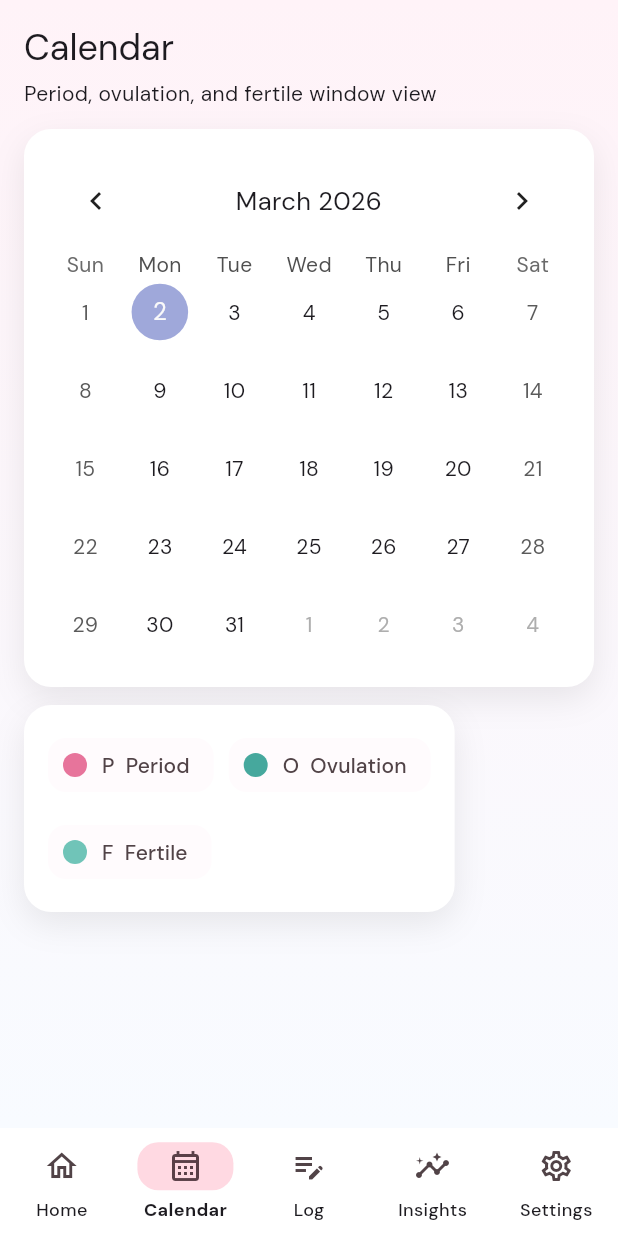
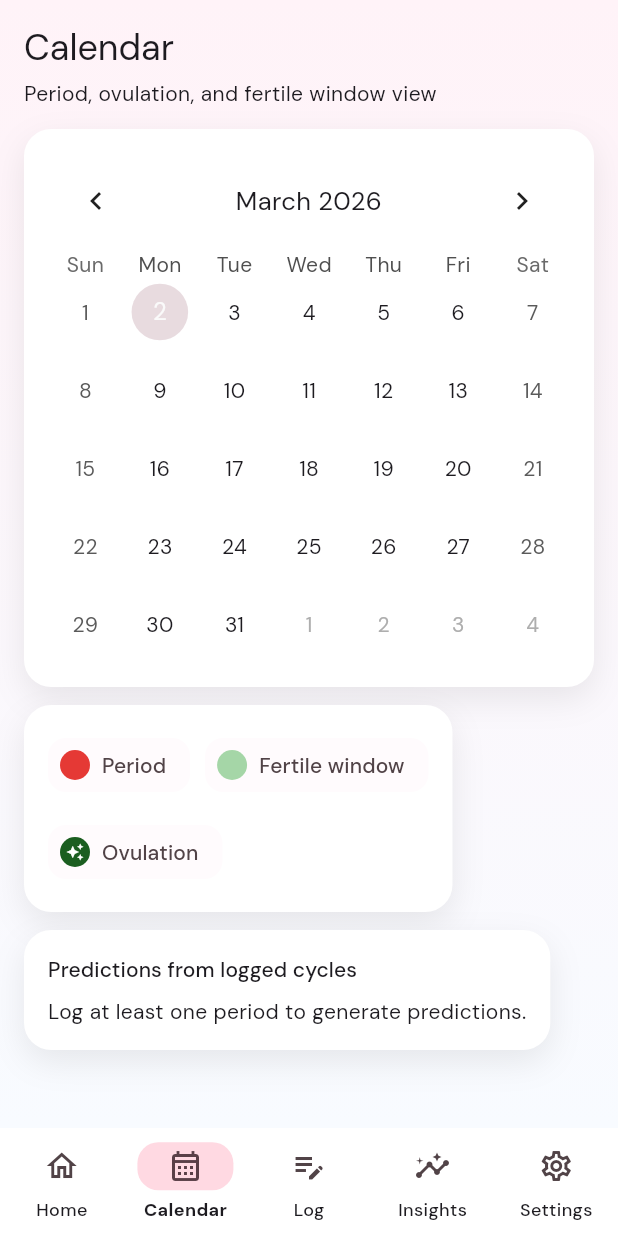
Before and after one commit to Vaidehi0519/periods_tracker, a Flutter app: the screen it shows after launch, item 2 of the bottom bar chosen, on a phone screen of 412 x 824 dp. Run offline on Flutter 3.47's test engine with Material 3 defaults, Android fonts, the phone set to English and light mode, and no system bars; drawn by our look-alikes of table_calendar; our stand-ins replace flutter_local_notifications, flutter_riverpod, google_fonts, hive, hive_flutter, local_auth; accounts and stored records are empty.

Commit message:
bug fix the claendar page

```diff
--- a/lib/domain/services/cycle_predictor.dart
+++ b/lib/domain/services/cycle_predictor.dart
@@ -44,7 +44,7 @@ class CyclePredictor {
     final nextPeriod = last.add(Duration(days: average));
     final ovulation = nextPeriod.subtract(const Duration(days: 14));
     final fertileStart = ovulation.subtract(const Duration(days: 5));
-    final fertileEnd = ovulation.add(const Duration(days: 1));
+    final fertileEnd = ovulation;
 
     final regularity = _regularityScore(gaps);
 
--- a/lib/features/calendar/calendar_screen.dart
+++ b/lib/features/calendar/calendar_screen.dart
@@ -15,10 +15,13 @@ class CalendarScreen extends ConsumerStatefulWidget {
 
 class _CalendarScreenState extends ConsumerState<CalendarScreen> {
   DateTime _focusedDay = DateTime.now();
+  DateTime _selectedDay = DateTime.now();
 
   @override
   Widget build(BuildContext context) {
     final periodDays = ref.watch(periodDayKeysProvider);
+    final fertileDays = ref.watch(fertileDayKeysProvider);
+    final ovulationDay = ref.watch(ovulationDayKeyProvider);
     final prediction = ref.watch(predictionProvider);
 
     return AppGradientBackground(
@@ -35,11 +38,28 @@ class _CalendarScreenState extends ConsumerState<CalendarScreen> {
               firstDay: DateTime(2020),
               lastDay: DateTime(2035),
               focusedDay: _focusedDay,
+              selectedDayPredicate: (day) => isSameDay(day, _selectedDay),
+              onDaySelected: (selectedDay, focusedDay) {
+                setState(() {
+                  _selectedDay = selectedDay;
+                  _focusedDay = focusedDay;
+                });
+              },
               availableGestures: AvailableGestures.all,
               calendarFormat: CalendarFormat.month,
               headerStyle: const HeaderStyle(
                 titleCentered: true,
                 formatButtonVisible: false,
+              ),
+              calendarStyle: CalendarStyle(
+                selectedDecoration: BoxDecoration(
+                  color: Theme.of(context).colorScheme.primary.withValues(alpha: 0.2),
+                  shape: BoxShape.circle,
+                ),
+                todayDecoration: BoxDecoration(
+                  color: Theme.of(context).colorScheme.primary.withValues(alpha: 0.12),
+                  shape: BoxShape.circle,
+                ),
               ),
               onPageChanged: (focusedDay) {
                 setState(() {
@@ -50,17 +70,61 @@ class _CalendarScreenState extends ConsumerState<CalendarScreen> {
                 defaultBuilder: (context, day, _) {
                   final key = dateKey(day);
                   if (periodDays.contains(key)) {
-                    return _statusDay(context, day, const Color(0xFFE7749B), 'P');
+                    return _statusDay(
+                      context,
+                      day,
+                      bgColor: const Color(0xFFE53935),
+                      showOvulationIcon: false,
+                    );
                   }
-                  if (prediction.ovulationDate != null &&
-                      isSameDay(day, prediction.ovulationDate)) {
-                    return _statusDay(context, day, const Color(0xFF46A89D), 'O');
+                  if (ovulationDay == key) {
+                    return _statusDay(
+                      context,
+                      day,
+                      bgColor: const Color(0xFF1B5E20),
+                      showOvulationIcon: true,
+                    );
                   }
-                  if (prediction.fertileStart != null &&
-                      prediction.fertileEnd != null &&
-                      !day.isBefore(prediction.fertileStart!) &&
-                      !day.isAfter(prediction.fertileEnd!)) {
-                    return _statusDay(context, day, const Color(0xFF70C4B8), 'F');
+                  if (fertileDays.contains(key)) {
+                    return _statusDay(
+                      context,
+                      day,
+                      bgColor: const Color(0xFFA5D6A7),
+                      textColor: const Color(0xFF1B5E20),
+                      showOvulationIcon: false,
+                    );
+                  }
+                  return null;
+                },
+                selectedBuilder: (context, day, focusedDay) {
+                  final key = dateKey(day);
+                  if (periodDays.contains(key)) {
+                    return _statusDay(
+                      context,
+                      day,
+                      bgColor: const Color(0xFFE53935),
+                      borderColor: Theme.of(context).colorScheme.onSurface,
+                      showOvulationIcon: false,
+                    );
+                  }
+                  if (ovulationDay == key) {
+                    return _statusDay(
+                      context,
+                      day,
+                      bgColor: const Color(0xFF1B5E20),
+                      borderColor: Theme.of(context).colorScheme.onSurface,
+                      showOvulationIcon: true,
+                    );
+                  }
+                  if (fertileDays.contains(key)) {
+                    return _statusDay(
+                      context,
+                      day,
+                      bgColor: const Color(0xFFA5D6A7),
+                      textColor: const Color(0xFF1B5E20),
+                      borderColor: Theme.of(context).colorScheme.onSurface,
+                      showOvulationIcon: false,
+                    );
                   }
                   return null;
                 },
@@ -73,9 +137,33 @@ class _CalendarScreenState extends ConsumerState<CalendarScreen> {
               spacing: 10,
               runSpacing: 10,
               children: [
-                _LegendChip(label: 'P  Period', color: Color(0xFFE7749B)),
-                _LegendChip(label: 'O  Ovulation', color: Color(0xFF46A89D)),
-                _LegendChip(label: 'F  Fertile', color: Color(0xFF70C4B8)),
+                _LegendChip(label: 'Period', color: Color(0xFFE53935)),
+                _LegendChip(label: 'Fertile window', color: Color(0xFFA5D6A7)),
+                _LegendChip(
+                  label: 'Ovulation',
+                  color: Color(0xFF1B5E20),
+                  icon: Icons.auto_awesome,
+                ),
+              ],
+            ),
+          ),
+          const SizedBox(height: 12),
+          AppSectionCard(
+            child: Column(
+              crossAxisAlignment: CrossAxisAlignment.start,
+              children: [
+                Text(
+                  'Predictions from logged cycles',
+                  style: Theme.of(context).textTheme.titleSmall,
+                ),
+                const SizedBox(height: 8),
+                Text(
+                  prediction.ovulationDate == null
+                      ? 'Log at least one period to generate predictions.'
+                      : 'Ovulation: ${formatPretty(prediction.ovulationDate!)}\n'
+                          'Fertile window: ${formatPretty(prediction.fertileStart!)} - '
+                          '${formatPretty(prediction.fertileEnd!)}',
+                ),
               ],
             ),
           ),
@@ -84,37 +172,60 @@ class _CalendarScreenState extends ConsumerState<CalendarScreen> {
     );
   }
 
-  Widget _statusDay(BuildContext context, DateTime day, Color color, String label) {
+  Widget _statusDay(
+    BuildContext context,
+    DateTime day, {
+    required Color bgColor,
+    required bool showOvulationIcon,
+    Color textColor = Colors.white,
+    Color? borderColor,
+  }) {
     return Container(
       margin: const EdgeInsets.all(5),
       decoration: BoxDecoration(
-        color: color,
-        borderRadius: BorderRadius.circular(10),
+        color: bgColor,
+        borderRadius: BorderRadius.circular(12),
+        border: borderColor == null ? null : Border.all(color: borderColor, width: 1.2),
       ),
       alignment: Alignment.center,
-      child: Text(
-        '${day.day}\n$label',
-        textAlign: TextAlign.center,
-        style: Theme.of(context).textTheme.labelSmall?.copyWith(
+      child: Column(
+        mainAxisAlignment: MainAxisAlignment.center,
+        children: [
+          Text(
+            '${day.day}',
+            textAlign: TextAlign.center,
+            style: Theme.of(context).textTheme.labelMedium?.copyWith(
+                  color: textColor,
+                  fontWeight: FontWeight.w700,
+                ),
+          ),
+          if (showOvulationIcon)
+            const Icon(
+              Icons.auto_awesome,
+              size: 11,
               color: Colors.white,
-              fontWeight: FontWeight.w700,
-              height: 1.08,
             ),
+        ],
       ),
     );
   }
 }
 
 class _LegendChip extends StatelessWidget {
-  const _LegendChip({required this.label, required this.color});
+  const _LegendChip({required this.label, required this.color, this.icon});
 
   final String label;
   final Color color;
+  final IconData? icon;
 
   @override
   Widget build(BuildContext context) {
     return Chip(
-      avatar: CircleAvatar(radius: 8, backgroundColor: color),
+      avatar: CircleAvatar(
+        radius: 10,
+        backgroundColor: color,
+        child: icon == null ? null : Icon(icon, size: 12, color: Colors.white),
+      ),
       label: Text(label),
     );
   }
--- a/lib/features/log/log_symptoms_screen.dart
+++ b/lib/features/log/log_symptoms_screen.dart
@@ -22,7 +22,7 @@ class _LogSymptomsScreenState extends ConsumerState<LogSymptomsScreen> {
   final TextEditingController _newSymptomController = TextEditingController();
 
   static const _initialSymptoms = ['cramps', 'headache', 'bloating', 'acne'];
-  Set<String> _allSymptoms = _initialSymptoms.toSet();
+  final Set<String> _allSymptoms = _initialSymptoms.toSet();
 
   @override
   void dispose() {
--- a/lib/providers/app_providers.dart
+++ b/lib/providers/app_providers.dart
@@ -129,6 +129,32 @@ final periodDayKeysProvider = Provider<Set<String>>((ref) {
   return keys;
 });
 
+final ovulationDayKeyProvider = Provider<String?>((ref) {
+  final ovulationDate = ref.watch(predictionProvider).ovulationDate;
+  if (ovulationDate == null) {
+    return null;
+  }
+  return dateKey(normalizeDate(ovulationDate));
+});
+
+final fertileDayKeysProvider = Provider<Set<String>>((ref) {
+  final prediction = ref.watch(predictionProvider);
+  final start = prediction.fertileStart;
+  final end = prediction.fertileEnd;
+  if (start == null || end == null) {
+    return <String>{};
+  }
+
+  final keys = <String>{};
+  var current = normalizeDate(start);
+  final last = normalizeDate(end);
+  while (!current.isAfter(last)) {
+    keys.add(dateKey(current));
+    current = current.add(const Duration(days: 1));
+  }
+  return keys;
+});
+
 final symptomCountsProvider = Provider<Map<String, int>>((ref) {
   final entries = ref.watch(symptomsProvider).values;
   final counts = <String, int>{};
```
